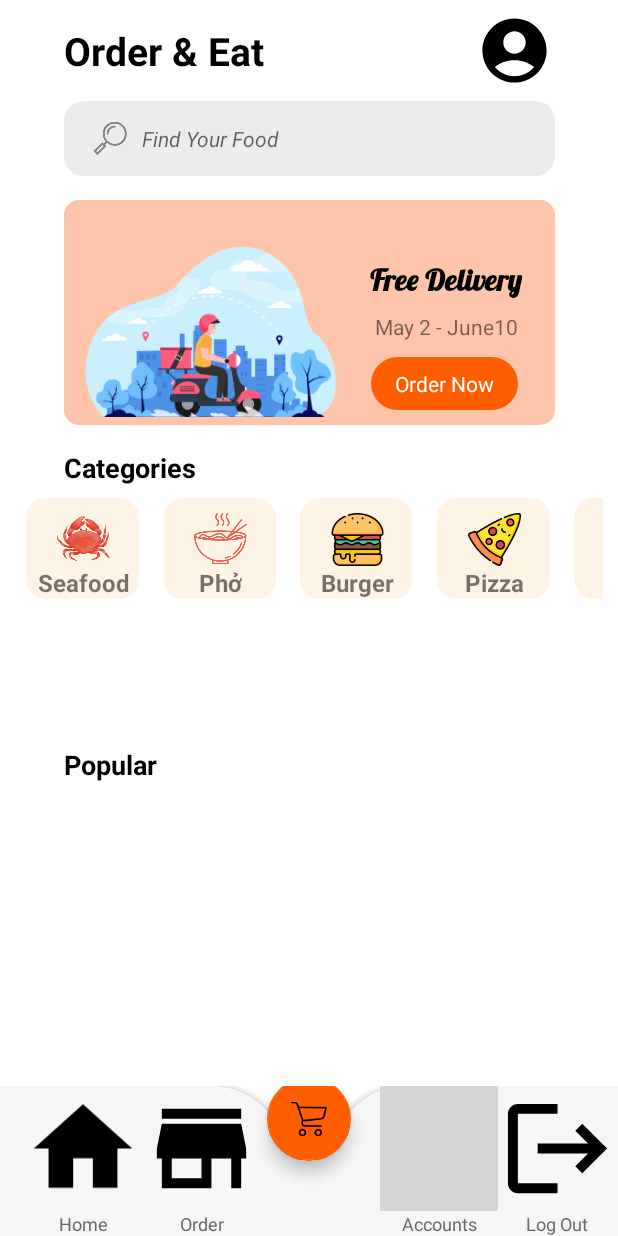
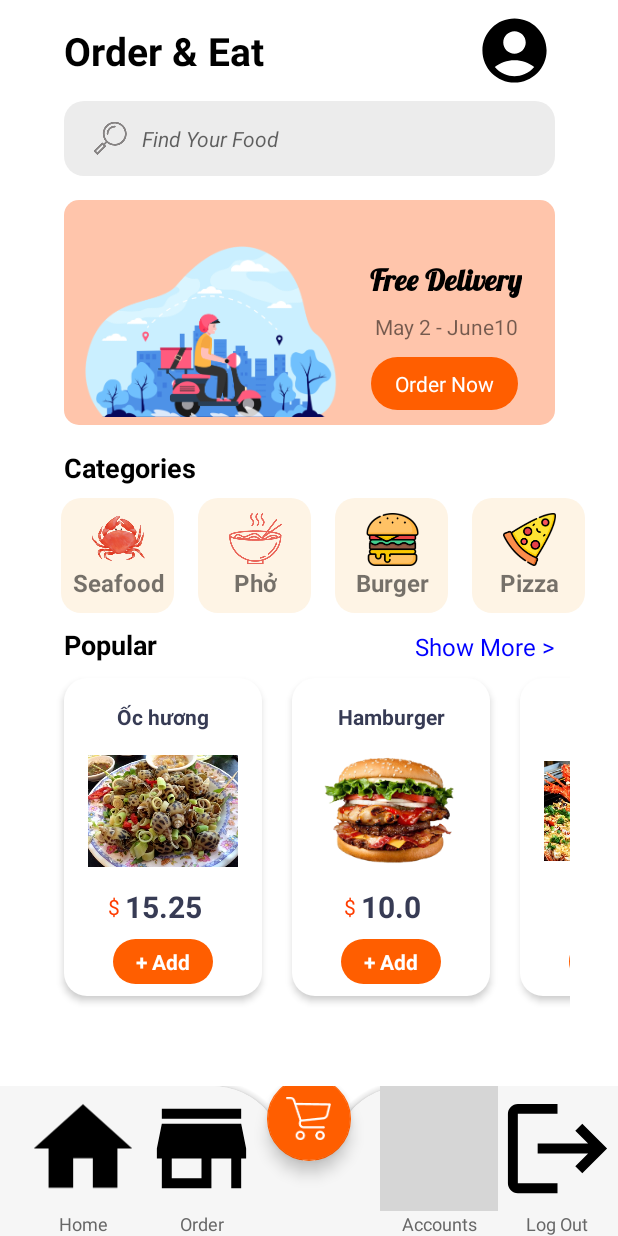
Before and after one commit to nguyenthu120801/FoodApp_Group6_SE1611, an Android app: the screen it shows after launch (MainActivity), after a tap on "Get Started", on a phone screen of 412 x 824 dp. Run offline under Robolectric (Android 15) with nearby library versions, the phone set to English and light mode, and no system bars; grey boxes are pictures that could not be loaded.

Commit message:
Thu done Homeactivity

```diff
--- /dev/null
+++ b/app/src/main/java/com/example/foodapp/Adapter/PopularAdapter.java
@@ -0,0 +1,60 @@
+package com.example.foodapp.Adapter;
+
+
+import android.content.Context;
+import android.view.LayoutInflater;
+import android.view.View;
+import android.view.ViewGroup;
+import android.widget.ImageView;
+import android.widget.TextView;
+
+import androidx.annotation.NonNull;
+import androidx.constraintlayout.widget.ConstraintLayout;
+import androidx.recyclerview.widget.RecyclerView;
+
+import com.example.foodapp.Entity.Product;
+import com.example.foodapp.R;
+
+import java.util.List;
+
+public class PopularAdapter extends RecyclerView.Adapter<PopularAdapter.ViewHolder> {
+    private Context context;
+    List<Product> productList;
+
+    public PopularAdapter(Context context, List<Product> productList) {
+        this.context = context;
+        this.productList = productList;
+    }
+
+    @NonNull
+    @Override
+    public PopularAdapter.ViewHolder onCreateViewHolder(@NonNull ViewGroup parent, int viewType) {
+        View inflate = LayoutInflater.from(parent.getContext()).inflate(R.layout.rv_popular, parent, false);
+        return new ViewHolder(inflate);
+    }
+
+    @Override
+    public void onBindViewHolder(@NonNull PopularAdapter.ViewHolder holder, int position) {
+        holder.title.setText(productList.get(position).getProductName());
+        holder.product_img.setImageResource(productList.get(position).getImage());
+        holder.price.setText(String.valueOf(productList.get(position).getPrice()));
+    }
+
+    @Override
+    public int getItemCount() {
+        return productList.size();
+    }
+
+    public class ViewHolder extends RecyclerView.ViewHolder {
+        TextView title, price, btn_add;
+        ImageView product_img;
+
+        public ViewHolder(@NonNull View itemView) {
+            super(itemView);
+            title = itemView.findViewById(R.id.tv_title);
+            price = itemView.findViewById(R.id.tv_fee);
+            product_img = itemView.findViewById(R.id.product_img);
+            btn_add = itemView.findViewById(R.id.btn_Add);
+        }
+    }
+}
--- a/app/src/main/java/com/example/foodapp/Adapter/ProductAdapter.java
+++ b/app/src/main/java/com/example/foodapp/Adapter/ProductAdapter.java
@@ -5,45 +5,36 @@ import android.view.ViewGroup;
 import android.widget.BaseAdapter;
 import android.widget.TextView;
 
+import androidx.annotation.NonNull;
+import androidx.recyclerview.widget.RecyclerView;
+
 import com.example.foodapp.Entity.Product;
 import com.example.foodapp.R;
 
 import java.util.List;
 
-public class ProductAdapter extends BaseAdapter {
-    private final List<Product> list;
+public class ProductAdapter extends RecyclerView.Adapter<ProductAdapter.ViewHolder> {
 
-    public ProductAdapter(List<Product> list) {
-        this.list = list;
+    @NonNull
+    @Override
+    public ProductAdapter.ViewHolder onCreateViewHolder(@NonNull ViewGroup parent, int viewType) {
+        return null;
     }
 
     @Override
-    public int getCount() {
-        return list.size();
+    public void onBindViewHolder(@NonNull ProductAdapter.ViewHolder holder, int position) {
+
     }
 
     @Override
-    public Object getItem(int i) {
-        return list.get(i);
+    public int getItemCount() {
+        return 0;
     }
 
-    @Override
-    public long getItemId(int i) {
-        return list.get(i).getProductID();
+    public class ViewHolder extends RecyclerView.ViewHolder {
+        public ViewHolder(@NonNull View itemView) {
+            super(itemView);
+        }
     }
 
-    @Override
-    public View getView(int i, View view, ViewGroup viewGroup) {
-        // if not create view
-        if(view == null){
-            // create view
-            view = View.inflate(viewGroup.getContext(),R.layout.item_product,null);
-        }
-        Product product = (Product) getItem(i);
-        TextView textProductName = view.findViewById(R.id.text_product_name);
-        TextView textPrice = view.findViewById(R.id.text_price);
-        textProductName.setText(product.getProductName());
-         textPrice.setText(product.getPrice() + "$");
-        return view;
-    }
 }
--- a/app/src/main/java/com/example/foodapp/AddToCartActivity.java
+++ b/app/src/main/java/com/example/foodapp/AddToCartActivity.java
@@ -10,12 +10,10 @@ import android.os.Bundle;
 import android.util.Log;
 import android.view.View;
 import android.widget.Button;
-import android.widget.ImageView;
 import android.widget.TextView;
 import android.widget.Toast;
 
 import com.example.foodapp.Entity.Cart;
-import com.example.foodapp.Entity.Food;
 import com.example.foodapp.Entity.Order;
 import com.example.foodapp.Entity.OrderDetail;
 import com.example.foodapp.Entity.Product;
--- a/app/src/main/java/com/example/foodapp/Entity/Food.java
+++ /dev/null
@@ -1,81 +0,0 @@
-package com.example.foodapp.Entity;
-
-public class Food {
-    private int foodID;
-    private String foodName;
-    private int image;
-    private float price;
-    private int category;
-    private String descirption;
-
-    public Food(int foodID, String foodName, int image, int category, String descirption) {
-        this.foodID = foodID;
-        this.foodName = foodName;
-        this.image = image;
-        this.category = category;
-        this.descirption = descirption;
-    }
-
-    public Food(int foodID, String foodName, int image, float price, String descirption) {
-        this.foodID = foodID;
-        this.foodName = foodName;
-        this.image = image;
-        this.price = price;
-        this.descirption = descirption;
-    }
-
-    public Food(int foodID, String foodName, int image, float price) {
-        this.foodID = foodID;
-        this.foodName = foodName;
-        this.image = image;
-        this.price = price;
-    }
-
-    public int getFoodID() {
-        return foodID;
-    }
-
-    public void setFoodID(int foodID) {
-        this.foodID = foodID;
-    }
-
-    public String getFoodName() {
-        return foodName;
-    }
-
-    public void setFoodName(String foodName) {
-        this.foodName = foodName;
-    }
-
-    public int getImage() {
-        return image;
-    }
-
-    public void setImage(int image) {
-        this.image = image;
-    }
-
-    public float getPrice() {
-        return price;
-    }
-
-    public void setPrice(float price) {
-        this.price = price;
-    }
-
-    public int getCategory() {
-        return category;
-    }
-
-    public void setCategory(int category) {
-        this.category = category;
-    }
-
-    public String getDescirption() {
-        return descirption;
-    }
-
-    public void setDescirption(String descirption) {
-        this.descirption = descirption;
-    }
-}
--- a/app/src/main/java/com/example/foodapp/Entity/Product.java
+++ b/app/src/main/java/com/example/foodapp/Entity/Product.java
@@ -26,6 +26,13 @@ public class Product {
         this.price = price;
         CategoryID = categoryID;
         this.description = description;
+    }
+
+    public Product(int productID, String productName, int image, double price) {
+        ProductID = productID;
+        ProductName = productName;
+        this.image = image;
+        this.price = price;
     }
 
     public int getProductID() {
--- a/app/src/main/java/com/example/foodapp/MainActivity.java
+++ b/app/src/main/java/com/example/foodapp/MainActivity.java
@@ -7,30 +7,31 @@ import androidx.recyclerview.widget.RecyclerView;
 import android.content.Intent;
 import android.os.Bundle;
 import android.view.View;
-import android.widget.Button;
 import android.widget.ImageView;
 import android.widget.LinearLayout;
 import android.widget.TextView;
 
 import com.example.foodapp.Adapter.CategoryAdapter;
+import com.example.foodapp.Adapter.PopularAdapter;
 import com.example.foodapp.Entity.Category;
 
-import java.util.ArrayList;
 import java.util.HashMap;
 import java.util.List;
 
+import com.example.foodapp.Entity.Product;
 import com.example.foodapp.Model.DAOCategory;
+import com.example.foodapp.Model.DAOProduct;
 import com.example.foodapp.activity.ListUserOrderActivity;
-import com.example.foodapp.activity.OrderActivity;
 import com.google.android.material.floatingactionbutton.FloatingActionButton;
 
 public class MainActivity extends AppCompatActivity {
-    private RecyclerView.Adapter adapter;
-    private RecyclerView recyclerViewCategoryList;
+    private RecyclerView.Adapter adapter, adapter1;
+    private RecyclerView recyclerViewCategoryList, recyclerViewPopularList;
     ImageView img_user;
     LinearLayout logout;
     TextView tv_welcome;
     List<Category> catList;
+    List<Product> productList;
     @Override
     protected void onCreate(Bundle savedInstanceState) {
         super.onCreate(savedInstanceState);
@@ -39,6 +40,7 @@ public class MainActivity extends AppCompatActivity {
         img_user =  findViewById(R.id.img_user);
         tv_welcome = findViewById(R.id.tv_welcome);
         recyclerViewCategory();
+        recyclerViewPopular();
         // session
         SessionManager sessionManager = new SessionManager(MainActivity.this);
         HashMap<String, String> user = sessionManager.getUserDetail();
@@ -81,6 +83,16 @@ public class MainActivity extends AppCompatActivity {
         recyclerViewCategoryList.setAdapter(adapter);
     }
 
+    private void recyclerViewPopular(){
+        LinearLayoutManager linearLayoutManager =  new LinearLayoutManager(this, LinearLayoutManager.HORIZONTAL, false);
+        recyclerViewPopularList = findViewById(R.id.rv_popular);
+        recyclerViewPopularList.setLayoutManager(linearLayoutManager);
+        DAOProduct daoProduct = new DAOProduct(this);
+        productList = daoProduct.get5Product();
+        adapter1 = new PopularAdapter(this, productList);
+        recyclerViewPopularList.setAdapter(adapter1);
+    }
+
     public void toOrder(  ) {
         Intent intent = new Intent(MainActivity.this, FoodDetailActivity.class);
         startActivity(intent);
--- a/app/src/main/java/com/example/foodapp/Model/ConnectDatabase.java
+++ b/app/src/main/java/com/example/foodapp/Model/ConnectDatabase.java
@@ -55,10 +55,10 @@ public class ConnectDatabase extends SQLiteOpenHelper {
     private void InsertProduct(SQLiteDatabase sqLiteDatabase){
         String[] sqlInsert ={
                 "INSERT INTO Product(ProductName,Image,price,CategoryID,description) VALUES('Ốc hương',"+ R.drawable.oc_huong+",15.25,1,'Ốc hương là loài thân mềm một mảnh vỏ, thịt thơm ngon, giàu chất dinh dưỡng. Từ lâu ốc hương đã được coi là món ngon hạng nhất trong những đặc sản biển. Loài ốc này ngay cả khi tươi sống đã tỏa ra hương thơm tự nhiên, hấp dẫn, đúng như tên của nó.')\n",
-                "INSERT INTO Product(ProductName,Image,price,CategoryID,description) VALUES('Cua Năm Căn',"+R.drawable.cua_nam_can+",10.00,1,NULL)\n",
+                "INSERT INTO Product(ProductName,Image,price,CategoryID,description) VALUES('Hamburger',"+R.drawable.pop_2+",10.00,3,'With our innovative tools and resources crafting a compelling story, or creating a breathtaking piece of art, the possibilities are truly limitless. So why wait? Join us today and start exploring the world of endless creativity!')\n",
                 "INSERT INTO Product(ProductName,Image,price,CategoryID,description) VALUES('Tôm hùm',"+R.drawable.tom_hum+",16.00,1,'Tôm hùm ở Bình Ba ngoài vị béo ngậy, ngọt lịm do tôm còn tươi khi ăn kèm muối ớt xanh ở đây càng quyện vào nhau hơn.')\n",
                 "INSERT INTO Product(ProductName,Image,price,CategoryID,description) VALUES('Cá ngừ đại dương',"+R.drawable.ca_ngu_dai_duong+",12.25,1,'Cá ngừ đại dương là loại hải sản đặc biệt thơm ngon, mắt rất bổ, được chế biến thành nhiều loại món ăn ngon và tạo nguồn hàng xuất khẩu có giá trị.')\n",
-                "INSERT INTO Product(ProductName,Image,price,CategoryID,description) VALUES('Bào ngư',"+R.drawable.bao_ngu+",13.00,1,'Đây là sản vật đặc trưng, loài đặc sản mang lại hiệu quả kinh tế cao của huyện đảo này, là nguồn thực phẩm bổ dưỡng, vị thuốc quý, được đánh giá là có chất lượng nhất và là một trong những đặc sản hải sản của Việt Nam sánh ngang với bào ngư nổi tiếng ở nhiều nước trên thế giới')\n",
+                "INSERT INTO Product(ProductName,Image,price,CategoryID,description) VALUES('Pizza',"+R.drawable.pop_1+",13.00,4,'Pizza is a beloved Italian dish that has become a global favorite. It typically consists of a thin, round crust made from flour, water, yeast, and salt. The crust is topped with a tomato-based sauce and a variety of toppings, which can include cheese, meats, vegetables, and herbs.')\n",
                 "INSERT INTO Product(ProductName,Image,price,CategoryID,description) VALUES('Phở cuốn',"+R.drawable.pho_cuon+",15.75,2,'Nhân cuốn bên trong phở rất đa dạng, có thể thay bằng tôm, chả chiên, thịt bò tùy theo sở thích của gia đình. Nhưng dù dùng phần nhân gì đây chăng nữa thì phở cuốn vẫn là món ngon cực phẩm, chinh phục được mọi thực khách.')\n",
                 "INSERT INTO Product(ProductName,Image,price,CategoryID,description) VALUES('Phở gà',"+R.drawable.pho_ga+",17.75,2,'Nước dùng phở gà có màu vàng nhạt nhưng vẫn giữ được độ trong chuẩn phở Việt. Bánh phở mềm, ngập trong nước dùng ngọt thanh, thơm mùi gừng, quế, hồi.')\n",
                 "INSERT INTO Product(ProductName,Image,price,CategoryID,description) VALUES('Phở xào',"+R.drawable.pho_xao+",16.75,2,'Phở xào với những miếng thịt bò mềm, ngọt, quyện cùng với cải thìa, cà rốt, hành tây, vừa tươi, vừa giòn, vừa ngọt, thêm một chút ngò rí, hành lá thơm lừng.')\n",
--- a/app/src/main/java/com/example/foodapp/Model/DAOProduct.java
+++ b/app/src/main/java/com/example/foodapp/Model/DAOProduct.java
@@ -7,6 +7,7 @@ import android.database.sqlite.SQLiteDatabase;
 
 import androidx.annotation.Nullable;
 
+import com.example.foodapp.Entity.Category;
 import com.example.foodapp.Entity.Product;
 
 import java.util.*;
@@ -72,6 +73,24 @@ public class DAOProduct extends ConnectDatabase{
         return null;
     }
 
+    // this Thu write this functions
+    public List<Product> get5Product(){
+        List<Product> list = new ArrayList<>();
+        SQLiteDatabase lite = getReadableDatabase();
+        String sql = "SELECT * FROM Product LIMIT 5";
+        Cursor cursor = lite.rawQuery(sql , null);
+        while (cursor != null && cursor.moveToNext()){
+            int ID = cursor.getInt(0);
+            String ProductName = cursor.getString(1);
+            int image = cursor.getInt(2);
+            double price = cursor.getDouble(3);
+            Product product = new Product(ID,ProductName,image,price);
+            list.add(product);
+        }
+        cursor.close();
+        return list;
+    }
+
     public int UpdateProduct(Product product){
         SQLiteDatabase lite = getWritableDatabase();
         ContentValues values = new ContentValues();
--- /dev/null
+++ b/app/src/main/res/drawable/card_background.xml
@@ -0,0 +1,9 @@
+<?xml version="1.0" encoding="utf-8"?>
+<selector xmlns:android="http://schemas.android.com/apk/res/android">
+<item>
+    <shape android:shape="rectangle">
+        <corners android:radius="15dp"/>
+        <solid android:color="#ffffff"/>
+    </shape>
+</item>
+</selector>
--- a/app/src/main/res/layout/activity_main.xml
+++ b/app/src/main/res/layout/activity_main.xml
@@ -147,12 +147,13 @@
                 <androidx.recyclerview.widget.RecyclerView
 
                     android:id="@+id/rv_category"
-                    android:layout_width="395dp"
+                    android:layout_width="393dp"
 
 
-
-
-                    android:layout_height="157dp"
+                    android:layout_height="93dp"
+                    android:clipToPadding="false"
+                    android:paddingLeft="22dp"
+                    android:paddingRight="22dp"
                     app:layout_constraintEnd_toEndOf="parent"
                     app:layout_constraintStart_toStartOf="parent"
                     app:layout_constraintTop_toBottomOf="@+id/textView9" />
@@ -162,7 +163,6 @@
                     android:layout_width="wrap_content"
                     android:layout_height="wrap_content"
                     android:layout_marginStart="32dp"
-                    android:layout_marginTop="16dp"
                     android:text="Popular"
                     android:textColor="#000000"
                     android:textSize="18sp"
@@ -172,11 +172,12 @@
                     app:layout_constraintTop_toBottomOf="@+id/rv_category" />
 
 
-
-
                 <androidx.recyclerview.widget.RecyclerView
-                    android:layout_width="393dp"
-                    android:layout_height="136dp"
+                    android:id="@+id/rv_popular"
+                    android:layout_width="391dp"
+                    android:layout_height="240dp"
+                    android:paddingLeft="22dp"
+                    android:paddingRight="22dp"
                     app:layout_constraintEnd_toEndOf="parent"
                     app:layout_constraintStart_toStartOf="parent"
                     app:layout_constraintTop_toBottomOf="@+id/tv_description" />
@@ -190,6 +191,22 @@
                     app:layout_constraintEnd_toEndOf="parent"
                     app:layout_constraintTop_toTopOf="@+id/tv_welcome"
                     app:srcCompat="@drawable/baseline_account_circle_24" />
+
+                <TextView
+                    android:id="@+id/textView4"
+                    android:layout_width="wrap_content"
+                    android:layout_height="wrap_content"
+                    android:layout_marginStart="204dp"
+                    android:layout_marginEnd="32dp"
+                    android:text="Show More >"
+                    android:textColor="#0000FF"
+                    android:textSize="16sp"
+                    app:layout_constraintBottom_toTopOf="@+id/rv_popular"
+                    app:layout_constraintEnd_toEndOf="parent"
+                    app:layout_constraintHorizontal_bias="1.0"
+                    app:layout_constraintStart_toEndOf="@+id/tv_description"
+                    app:layout_constraintTop_toTopOf="@+id/tv_description"
+                    app:layout_constraintVertical_bias="1.0" />
 
             </androidx.constraintlayout.widget.ConstraintLayout>
 
@@ -337,7 +354,9 @@
             android:importantForAccessibility="no"
             android:src="@drawable/shopping_cart"
             app:backgroundTint="#ff5e00"
-            app:layout_anchor="@id/app_bar">
+            app:layout_anchor="@id/app_bar"
+            app:maxImageSize="30dp"
+            app:tint="#ffffff">
 
         </com.google.android.material.floatingactionbutton.FloatingActionButton>
 
--- a/app/src/main/res/layout/rv_category.xml
+++ b/app/src/main/res/layout/rv_category.xml
@@ -26,10 +26,12 @@
     <TextView
         android:id="@+id/categoryName"
         android:layout_width="wrap_content"
-        android:layout_height="wrap_content"
+        android:layout_height="30dp"
+        android:layout_marginBottom="1dp"
         android:text="title"
         android:textSize="16sp"
         android:textStyle="bold"
+        app:layout_constraintBottom_toBottomOf="parent"
         app:layout_constraintEnd_toEndOf="@+id/categoryImg"
         app:layout_constraintStart_toStartOf="@+id/categoryImg"
         app:layout_constraintTop_toBottomOf="@+id/categoryImg" />
--- /dev/null
+++ b/app/src/main/res/layout/rv_popular.xml
@@ -0,0 +1,83 @@
+<?xml version="1.0" encoding="utf-8"?>
+<androidx.constraintlayout.widget.ConstraintLayout xmlns:android="http://schemas.android.com/apk/res/android"
+    xmlns:app="http://schemas.android.com/apk/res-auto"
+    xmlns:tools="http://schemas.android.com/tools"
+    android:layout_width="wrap_content"
+    android:layout_height="wrap_content"
+    android:layout_margin="10dp"
+    android:background="@drawable/card_background"
+    android:elevation="3dp">
+
+    <TextView
+        android:id="@+id/tv_title"
+        android:layout_width="wrap_content"
+        android:layout_height="wrap_content"
+        android:layout_marginStart="4dp"
+        android:layout_marginTop="16dp"
+        android:layout_marginEnd="4dp"
+
+        android:text="Title"
+        android:textColor="#373b54"
+        android:textStyle="bold"
+        app:layout_constraintBottom_toTopOf="@+id/product_img"
+        app:layout_constraintEnd_toEndOf="parent"
+        app:layout_constraintStart_toStartOf="parent"
+        app:layout_constraintTop_toTopOf="parent" />
+
+    <ImageView
+        android:id="@+id/product_img"
+        android:layout_width="100dp"
+        android:layout_height="100dp"
+        android:layout_marginStart="16dp"
+        android:layout_marginTop="3dp"
+        android:layout_marginEnd="16dp"
+        app:layout_constraintEnd_toEndOf="parent"
+        app:layout_constraintStart_toStartOf="parent"
+        app:layout_constraintTop_toBottomOf="@+id/tv_title"
+        app:srcCompat="@drawable/pizza" />
+
+    <TextView
+        android:id="@+id/tv_fee"
+        android:layout_width="wrap_content"
+        android:layout_height="wrap_content"
+        android:text="0.0"
+        android:textColor="#373b54"
+        android:textSize="20sp"
+        android:textStyle="bold"
+        app:layout_constraintEnd_toEndOf="@+id/product_img"
+        app:layout_constraintStart_toStartOf="@+id/product_img"
+        app:layout_constraintTop_toBottomOf="@+id/product_img" />
+
+    <TextView
+        android:id="@+id/textView13"
+        android:layout_width="wrap_content"
+        android:layout_height="wrap_content"
+        android:layout_marginEnd="3dp"
+        android:text="$"
+        android:textColor="#FF3D00"
+        android:textSize="14sp"
+        app:layout_constraintBottom_toBottomOf="@+id/tv_fee"
+        app:layout_constraintEnd_toStartOf="@+id/tv_fee"
+        app:layout_constraintTop_toBottomOf="@+id/product_img" />
+
+    <TextView
+        android:id="@+id/btn_Add"
+        android:layout_width="wrap_content"
+        android:layout_height="wrap_content"
+        android:layout_margin="8dp"
+        android:background="@drawable/orange_button"
+        android:paddingStart="15dp"
+        android:paddingTop="5dp"
+        android:paddingEnd="15dp"
+        android:paddingBottom="5dp"
+        android:text="+ Add"
+        android:textAlignment="center"
+        android:textColor="#ffffff"
+        android:textSize="14sp"
+        android:textStyle="bold"
+        app:layout_constraintBottom_toBottomOf="parent"
+        app:layout_constraintEnd_toEndOf="@+id/product_img"
+        app:layout_constraintStart_toStartOf="@+id/product_img"
+        app:layout_constraintTop_toBottomOf="@+id/tv_fee"
+        tools:paddingEnd="15dp" />
+</androidx.constraintlayout.widget.ConstraintLayout>
```
Also changed, not shown: app/src/main/java/com/example/foodapp/FoodAdapter.java (+0 -7 lines).
